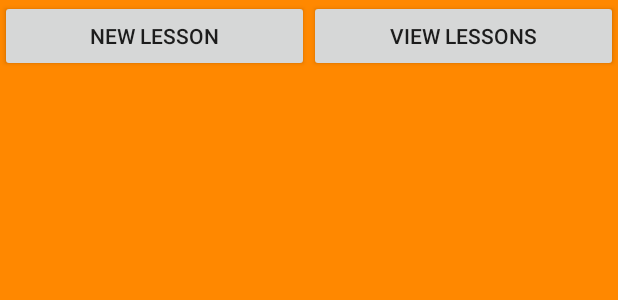
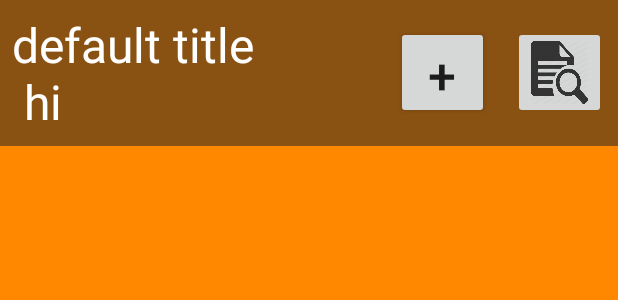
Before and after one commit to yuhongherald/DingleTutorsApp, an Android app: the layout calendar.xml on its own in the app's theme, with its tools: preview values and no code run, on a phone screen of 412 x 824 dp. Shown: the top 300 px of the screen. Run offline under Robolectric (Android 15) with nearby library versions, the phone set to English and light mode, and no system bars.

Commit message:
made some adjustments to the ui based on what you suggested. made it more xml based. Howver for the list of lessons i only made them temporarily with xml just to have a rough look at how it will look like, so we can see if we need more space then we can just choose to fit 4 lessons instead. After we decide I will make it be programmatically instead of with xml so there will be less clutter. You can focus on creating fields for creating events on the add lesson page and test making events and try getting notifications created from that as you worked on that before. The calendar turning green i didnt fix yet as its not impportant so will do another time. After this we can work on what happens when they receive their notifications (i.e. creating the report and storing it either locally or on a cloud or directly in their database or maybe forward to the parents straight away) then we can show dingletutors and ask their opinion from there and move on.

```diff
--- a/app/src/main/java/orbital/dingletutors/RandomFragment.java
+++ b/app/src/main/java/orbital/dingletutors/RandomFragment.java
@@ -32,7 +32,6 @@ public class RandomFragment extends Fragment {
         RandomFragment f = new RandomFragment();
         Bundle b = new Bundle();
         b.putString("msg", text);
-
         f.setArguments(b);
 
         return f;
--- /dev/null
+++ b/app/src/main/res/drawable/back.xml
@@ -0,0 +1,5 @@
+<?xml version="1.0" encoding="utf-8"?>
+<shape xmlns:android="http://schemas.android.com/apk/res/android" android:shape="rectangle" >
+    <solid android:color="@android:color/transparent" />
+    <stroke android:width="1dip" android:color="#4fa5d5"/>
+</shape>
--- a/app/src/main/res/layout/calendar.xml
+++ b/app/src/main/res/layout/calendar.xml
@@ -6,25 +6,60 @@
     android:background="@android:color/holo_orange_dark"
     android:id="@+id/calendar_container">
 
-    <LinearLayout
-        android:orientation="horizontal"
+    <!--<LinearLayout-->
+        <!--android:orientation="horizontal"-->
+        <!--android:layout_width="match_parent"-->
+        <!--android:layout_height="wrap_content"-->
+        <!--android:id="@+id/centrePanel">-->
+        <!--<Button-->
+            <!--android:layout_width="fill_parent"-->
+            <!--android:layout_weight="1"-->
+            <!--android:layout_height="wrap_content"-->
+            <!--android:id="@+id/newLessonBtn"-->
+            <!--android:text="New Lesson"/>-->
+        <!--&lt;!&ndash;This second btn can remove if unnecessary&ndash;&gt;-->
+        <!--<Button-->
+            <!--android:layout_weight="1"-->
+            <!--android:layout_width="fill_parent"-->
+            <!--android:layout_height="wrap_content"-->
+            <!--android:id="@+id/viewLessonsBtn"-->
+            <!--android:text="View Lessons"/>-->
+    <!--</LinearLayout>-->
+    <RelativeLayout
+        android:id="@+id/topPanel"
         android:layout_width="match_parent"
         android:layout_height="wrap_content"
-        android:id="@+id/centrePanel">
+        android:background="@color/popup">
+        <TextView
+            android:layout_width="wrap_content"
+            android:layout_height="wrap_content"
+            android:text="default title\n hi"
+            android:textSize="32dp"
+            android:layout_margin="8dp"
+            android:textColor="@color/white"
+            android:id="@+id/title"
+            android:layout_alignParentLeft="true"
+            android:minLines="2"/>
         <Button
-            android:layout_width="fill_parent"
-            android:layout_weight="1"
-            android:layout_height="wrap_content"
-            android:id="@+id/newLessonBtn"
-            android:text="New Lesson"/>
-        <!--This second btn can remove if unnecessary-->
-        <Button
-            android:layout_weight="1"
-            android:layout_width="fill_parent"
-            android:layout_height="wrap_content"
-            android:id="@+id/viewLessonsBtn"
-            android:text="View Lessons"/>
-    </LinearLayout>
+            android:layout_width="62dp"
+            android:layout_height="62dp"
+            android:id="@+id/add_button"
+            android:layout_margin="8dp"
+            android:text="+"
+            android:textSize="33dp"
+            android:layout_centerVertical="true"
+            android:layout_toLeftOf="@+id/list_lessons"/>
+        <ImageButton
+            android:layout_width="62dp"
+            android:layout_height="62dp"
+            android:src="@drawable/view"
+            android:id="@+id/list_lessons"
+            android:layout_margin="8dp"
+            android:layout_centerVertical="true"
+            android:layout_alignParentRight="true"
+            android:scaleType="fitXY"/>
+
+    </RelativeLayout>
     <LinearLayout
         android:layout_width="match_parent"
         android:layout_height="wrap_content"
--- a/app/src/main/res/layout/popup.xml
+++ b/app/src/main/res/layout/popup.xml
@@ -6,11 +6,11 @@
     android:background="@color/popup"
     android:layout_margin="8dp">
     <RelativeLayout
-        android:id="@+id/topPanel"
+        android:id="@+id/topPanel2"
         android:layout_width="match_parent"
         android:layout_height="wrap_content">
         <TextView
-            android:id="@+id/title"
+            android:id="@+id/title2"
             android:text="default title"
             android:textSize="32dp"
             android:textColor="@color/white"
@@ -19,7 +19,7 @@
             android:layout_width="wrap_content"
             android:layout_height="wrap_content" />
         <Button
-            android:id="@+id/add_button"
+            android:id="@+id/add_button2"
             android:text="add+"
             android:textSize="24dp"
             android:layout_margin="8dp"
--- a/app/src/main/res/layout/view_lesson.xml
+++ b/app/src/main/res/layout/view_lesson.xml
@@ -40,11 +40,13 @@
         android:orientation="horizontal"
         android:layout_width="wrap_content"
         android:layout_height="wrap_content">
+
         <Button
             android:id="@+id/edit"
-            android:background="@drawable/view"
             android:layout_width="wrap_content"
-            android:layout_height="wrap_content" />
+            android:layout_height="wrap_content"
+            android:background="@drawable/view" />
+
         <Button
             android:id="@+id/remove"
             android:background="@drawable/cross"
```
Also changed, not shown: app/src/main/java/orbital/dingletutors/CalendarFragment.java (+45 -20 lines), app/src/main/java/orbital/dingletutors/LessonListFragment.java (added, +46 -0 lines), app/src/main/res/layout/lesson_list.xml (added, +152 -0 lines).
